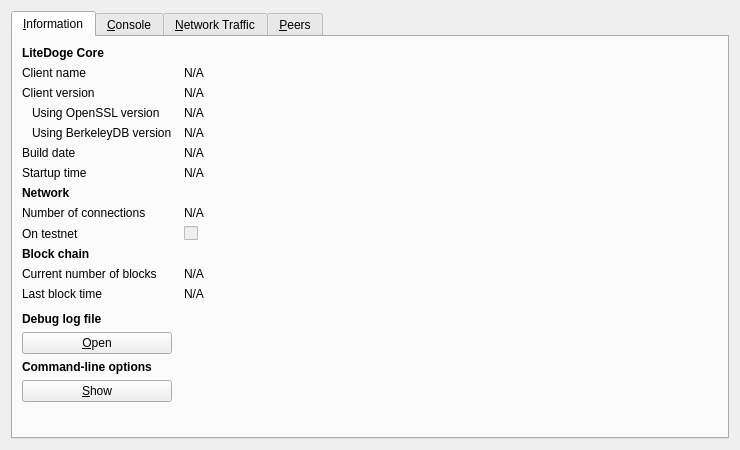
Before: the Qt Designer form src/qt/forms/rpcconsole.ui in ldoge/LDOGE, drawn with Qt 5.
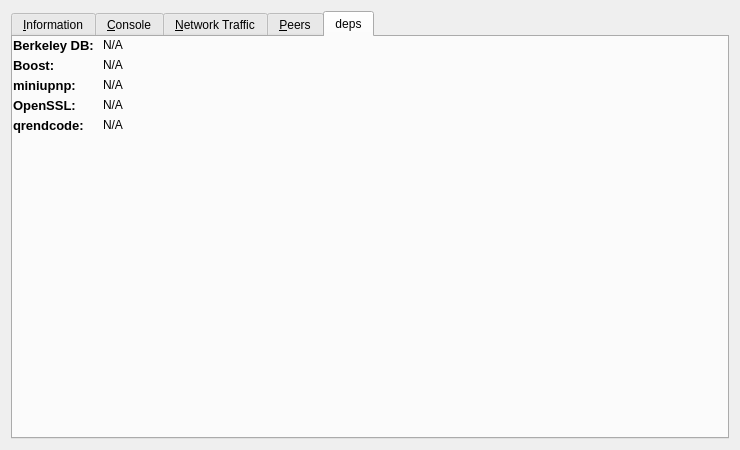
After: the same form once the commit is applied. Icons and pictures are not drawn. Custom widgets are drawn as their Qt base class.

Commit message:
ads pew pew
added deps screen

The edit to the form file:
```diff
--- a/src/qt/forms/rpcconsole.ui
+++ b/src/qt/forms/rpcconsole.ui
@@ -17,7 +17,7 @@
    <item>
     <widget class="QTabWidget" name="tabWidget">
      <property name="currentIndex">
-      <number>0</number>
+      <number>4</number>
      </property>
      <widget class="QWidget" name="tab_info">
       <attribute name="title">
@@ -973,6 +973,176 @@
        </item>
       </layout>
      </widget>
+     <widget class="QWidget" name="tab_2">
+      <attribute name="title">
+       <string>deps</string>
+      </attribute>
+      <widget class="QLabel" name="label_30">
+       <property name="geometry">
+        <rect>
+         <x>0</x>
+         <y>80</y>
+         <width>81</width>
+         <height>16</height>
+        </rect>
+       </property>
+       <property name="font">
+        <font>
+         <pointsize>10</pointsize>
+         <weight>75</weight>
+         <bold>true</bold>
+        </font>
+       </property>
+       <property name="text">
+        <string>qrendcode:</string>
+       </property>
+      </widget>
+      <widget class="QLabel" name="label_miniupnp_version">
+       <property name="geometry">
+        <rect>
+         <x>90</x>
+         <y>40</y>
+         <width>581</width>
+         <height>16</height>
+        </rect>
+       </property>
+       <property name="text">
+        <string>N/A</string>
+       </property>
+      </widget>
+      <widget class="QLabel" name="label_bdb_version">
+       <property name="geometry">
+        <rect>
+         <x>90</x>
+         <y>0</y>
+         <width>581</width>
+         <height>16</height>
+        </rect>
+       </property>
+       <property name="text">
+        <string>N/A</string>
+       </property>
+      </widget>
+      <widget class="QLabel" name="label_boost_version">
+       <property name="geometry">
+        <rect>
+         <x>90</x>
+         <y>20</y>
+         <width>581</width>
+         <height>16</height>
+        </rect>
+       </property>
+       <property name="text">
+        <string>N/A</string>
+       </property>
+      </widget>
+      <widget class="QLabel" name="label_31">
+       <property name="geometry">
+        <rect>
+         <x>0</x>
+         <y>40</y>
+         <width>81</width>
+         <height>16</height>
+        </rect>
+       </property>
+       <property name="font">
+        <font>
+         <pointsize>10</pointsize>
+         <weight>75</weight>
+         <bold>true</bold>
+        </font>
+       </property>
+       <property name="text">
+        <string>miniupnp:</string>
+       </property>
+      </widget>
+      <widget class="QLabel" name="label_32">
+       <property name="geometry">
+        <rect>
+         <x>0</x>
+         <y>0</y>
+         <width>81</width>
+         <height>16</height>
+        </rect>
+       </property>
+       <property name="font">
+        <font>
+         <pointsize>10</pointsize>
+         <weight>75</weight>
+         <bold>true</bold>
+        </font>
+       </property>
+       <property name="text">
+        <string>Berkeley DB:</string>
+       </property>
+      </widget>
+      <widget class="QLabel" name="label_33">
+       <property name="geometry">
+        <rect>
+         <x>0</x>
+         <y>60</y>
+         <width>81</width>
+         <height>16</height>
+        </rect>
+       </property>
+       <property name="font">
+        <font>
+         <pointsize>10</pointsize>
+         <weight>75</weight>
+         <bold>true</bold>
+        </font>
+       </property>
+       <property name="text">
+        <string>OpenSSL:</string>
+       </property>
+      </widget>
+      <widget class="QLabel" name="lable_qrencode_version">
+       <property name="geometry">
+        <rect>
+         <x>90</x>
+         <y>80</y>
+         <width>581</width>
+         <height>16</height>
+        </rect>
+       </property>
+       <property name="text">
+        <string>N/A</string>
+       </property>
+      </widget>
+      <widget class="QLabel" name="lable_openssl_version">
+       <property name="geometry">
+        <rect>
+         <x>90</x>
+         <y>60</y>
+         <width>581</width>
+         <height>16</height>
+        </rect>
+       </property>
+       <property name="text">
+        <string>N/A</string>
+       </property>
+      </widget>
+      <widget class="QLabel" name="label_34">
+       <property name="geometry">
+        <rect>
+         <x>0</x>
+         <y>20</y>
+         <width>81</width>
+         <height>16</height>
+        </rect>
+       </property>
+       <property name="font">
+        <font>
+         <pointsize>10</pointsize>
+         <weight>75</weight>
+         <bold>true</bold>
+        </font>
+       </property>
+       <property name="text">
+        <string>Boost:</string>
+       </property>
+      </widget>
+     </widget>
     </widget>
    </item>
   </layout>
```
Left out of the diff: 4 changed lines with no effect on the pictures. The commit also changes 1 other file.
